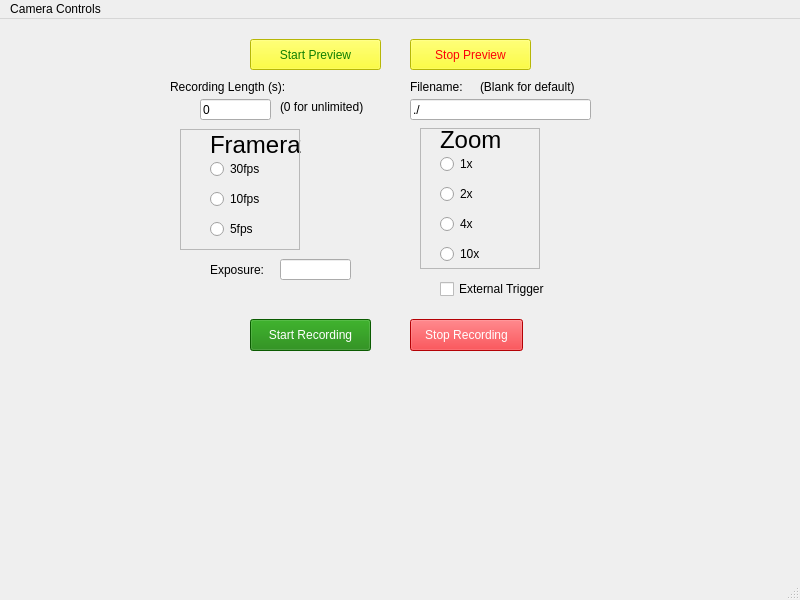
Above: UI/cam_gui.ui from neuroimlabpitt/Pupilometry-UI before the change. Below: the same form after it.
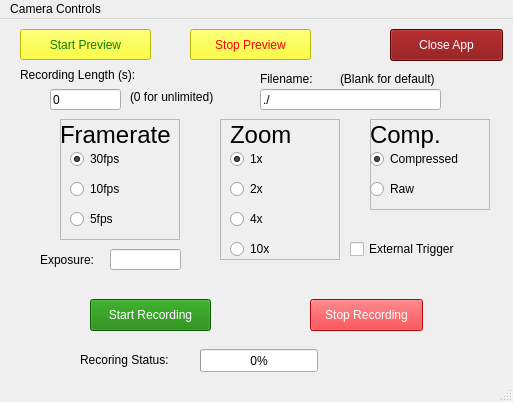
That is the form after the change.

Commit message: Make UI Nice

```diff
--- a/UI/cam_gui.ui
+++ b/UI/cam_gui.ui
@@ -6,8 +6,8 @@
    <rect>
     <x>0</x>
     <y>0</y>
-    <width>800</width>
-    <height>600</height>
+    <width>513</width>
+    <height>402</height>
    </rect>
   </property>
   <property name="windowTitle">
@@ -17,8 +17,8 @@
    <widget class="QPushButton" name="StartPrev">
     <property name="geometry">
      <rect>
-      <x>250</x>
-      <y>20</y>
+      <x>20</x>
+      <y>10</y>
       <width>131</width>
       <height>31</height>
      </rect>
@@ -34,8 +34,8 @@
    <widget class="QPushButton" name="StopPrev">
     <property name="geometry">
      <rect>
-      <x>410</x>
-      <y>20</y>
+      <x>190</x>
+      <y>10</y>
       <width>121</width>
       <height>31</height>
      </rect>
@@ -51,8 +51,8 @@
    <widget class="QLineEdit" name="RecordingTime">
     <property name="geometry">
      <rect>
-      <x>200</x>
-      <y>80</y>
+      <x>50</x>
+      <y>70</y>
       <width>71</width>
       <height>21</height>
      </rect>
@@ -64,10 +64,10 @@
    <widget class="QLabel" name="label">
     <property name="geometry">
      <rect>
-      <x>170</x>
-      <y>60</y>
+      <x>20</x>
+      <y>45</y>
       <width>141</width>
-      <height>16</height>
+      <height>21</height>
      </rect>
     </property>
     <property name="text">
@@ -77,9 +77,9 @@
    <widget class="QLabel" name="label_2">
     <property name="geometry">
      <rect>
-      <x>280</x>
-      <y>80</y>
-      <width>101</width>
+      <x>130</x>
+      <y>70</y>
+      <width>131</width>
       <height>16</height>
      </rect>
     </property>
@@ -90,8 +90,8 @@
    <widget class="QLineEdit" name="FName">
     <property name="geometry">
      <rect>
-      <x>410</x>
-      <y>80</y>
+      <x>260</x>
+      <y>70</y>
       <width>181</width>
       <height>21</height>
      </rect>
@@ -103,10 +103,10 @@
    <widget class="QLabel" name="label_3">
     <property name="geometry">
      <rect>
-      <x>410</x>
-      <y>60</y>
-      <width>61</width>
-      <height>16</height>
+      <x>260</x>
+      <y>50</y>
+      <width>71</width>
+      <height>20</height>
      </rect>
     </property>
     <property name="text">
@@ -116,149 +116,22 @@
    <widget class="QLabel" name="label_4">
     <property name="geometry">
      <rect>
-      <x>480</x>
-      <y>60</y>
-      <width>111</width>
-      <height>16</height>
+      <x>340</x>
+      <y>50</y>
+      <width>151</width>
+      <height>20</height>
      </rect>
     </property>
     <property name="text">
      <string>(Blank for default)</string>
     </property>
    </widget>
-   <widget class="QRadioButton" name="FR30">
-    <property name="geometry">
-     <rect>
-      <x>210</x>
-      <y>140</y>
-      <width>100</width>
-      <height>20</height>
-     </rect>
-    </property>
-    <property name="text">
-     <string>30fps</string>
-    </property>
-   </widget>
-   <widget class="QRadioButton" name="FR10">
-    <property name="geometry">
-     <rect>
-      <x>210</x>
-      <y>170</y>
-      <width>100</width>
-      <height>20</height>
-     </rect>
-    </property>
-    <property name="text">
-     <string>10fps</string>
-    </property>
-   </widget>
-   <widget class="QRadioButton" name="FR5">
-    <property name="geometry">
-     <rect>
-      <x>210</x>
-      <y>200</y>
-      <width>100</width>
-      <height>20</height>
-     </rect>
-    </property>
-    <property name="text">
-     <string>5fps</string>
-    </property>
-   </widget>
-   <widget class="QRadioButton" name="ZOOM1x">
-    <property name="geometry">
-     <rect>
-      <x>440</x>
-      <y>135</y>
-      <width>100</width>
-      <height>20</height>
-     </rect>
-    </property>
-    <property name="text">
-     <string>1x</string>
-    </property>
-   </widget>
-   <widget class="QRadioButton" name="ZOOM2x">
-    <property name="geometry">
-     <rect>
-      <x>440</x>
-      <y>165</y>
-      <width>100</width>
-      <height>20</height>
-     </rect>
-    </property>
-    <property name="text">
-     <string>2x</string>
-    </property>
-   </widget>
-   <widget class="QRadioButton" name="ZOOM4x">
-    <property name="geometry">
-     <rect>
-      <x>440</x>
-      <y>195</y>
-      <width>100</width>
-      <height>20</height>
-     </rect>
-    </property>
-    <property name="text">
-     <string>4x</string>
-    </property>
-   </widget>
-   <widget class="QRadioButton" name="ZOOM10x">
-    <property name="geometry">
-     <rect>
-      <x>440</x>
-      <y>225</y>
-      <width>100</width>
-      <height>20</height>
-     </rect>
-    </property>
-    <property name="text">
-     <string>10x</string>
-    </property>
-   </widget>
-   <widget class="QLabel" name="label_5">
-    <property name="geometry">
-     <rect>
-      <x>440</x>
-      <y>110</y>
-      <width>60</width>
-      <height>21</height>
-     </rect>
-    </property>
-    <property name="font">
-     <font>
-      <pointsize>18</pointsize>
-     </font>
-    </property>
-    <property name="text">
-     <string>Zoom</string>
-    </property>
-   </widget>
-   <widget class="QLabel" name="label_6">
-    <property name="geometry">
-     <rect>
-      <x>210</x>
-      <y>110</y>
-      <width>91</width>
-      <height>31</height>
-     </rect>
-    </property>
-    <property name="font">
-     <font>
-      <pointsize>18</pointsize>
-     </font>
-    </property>
-    <property name="text">
-     <string>Framerate</string>
-    </property>
-   </widget>
    <widget class="QCheckBox" name="TriggerCheck">
     <property name="geometry">
      <rect>
-      <x>440</x>
-      <y>260</y>
-      <width>121</width>
+      <x>350</x>
+      <y>220</y>
+      <width>141</width>
       <height>20</height>
      </rect>
     </property>
@@ -269,8 +142,8 @@
    <widget class="QPushButton" name="StartRec">
     <property name="geometry">
      <rect>
-      <x>250</x>
-      <y>300</y>
+      <x>90</x>
+      <y>280</y>
       <width>121</width>
       <height>32</height>
      </rect>
@@ -286,8 +159,8 @@
    <widget class="QPushButton" name="StopRec">
     <property name="geometry">
      <rect>
-      <x>410</x>
-      <y>300</y>
+      <x>310</x>
+      <y>280</y>
       <width>113</width>
       <height>32</height>
      </rect>
@@ -303,8 +176,8 @@
    <widget class="QLineEdit" name="Exposure">
     <property name="geometry">
      <rect>
-      <x>280</x>
-      <y>240</y>
+      <x>110</x>
+      <y>230</y>
       <width>71</width>
       <height>21</height>
      </rect>
@@ -313,8 +186,8 @@
    <widget class="QLabel" name="label_7">
     <property name="geometry">
      <rect>
-      <x>210</x>
-      <y>240</y>
+      <x>40</x>
+      <y>230</y>
       <width>81</width>
       <height>21</height>
      </rect>
@@ -326,8 +199,8 @@
    <widget class="QFrame" name="FRFrame">
     <property name="geometry">
      <rect>
-      <x>180</x>
-      <y>110</y>
+      <x>60</x>
+      <y>100</y>
       <width>120</width>
       <height>121</height>
      </rect>
@@ -338,12 +211,72 @@
     <property name="frameShadow">
      <enum>QFrame::Raised</enum>
     </property>
+    <widget class="QRadioButton" name="FR5">
+     <property name="geometry">
+      <rect>
+       <x>10</x>
+       <y>90</y>
+       <width>100</width>
+       <height>20</height>
+      </rect>
+     </property>
+     <property name="text">
+      <string>5fps</string>
+     </property>
+    </widget>
+    <widget class="QRadioButton" name="FR10">
+     <property name="geometry">
+      <rect>
+       <x>10</x>
+       <y>60</y>
+       <width>100</width>
+       <height>20</height>
+      </rect>
+     </property>
+     <property name="text">
+      <string>10fps</string>
+     </property>
+    </widget>
+    <widget class="QRadioButton" name="FR30">
+     <property name="geometry">
+      <rect>
+       <x>10</x>
+       <y>30</y>
+       <width>100</width>
+       <height>20</height>
+      </rect>
+     </property>
+     <property name="text">
+      <string>30fps</string>
+     </property>
+     <property name="checked">
+      <bool>true</bool>
+     </property>
+    </widget>
+    <widget class="QLabel" name="label_6">
+     <property name="geometry">
+      <rect>
+       <x>0</x>
+       <y>0</y>
+       <width>111</width>
+       <height>31</height>
+      </rect>
+     </property>
+     <property name="font">
+      <font>
+       <pointsize>18</pointsize>
+      </font>
+     </property>
+     <property name="text">
+      <string>Framerate</string>
+     </property>
+    </widget>
    </widget>
    <widget class="QFrame" name="ZOOMFrame">
     <property name="geometry">
      <rect>
-      <x>420</x>
-      <y>109</y>
+      <x>220</x>
+      <y>100</y>
       <width>120</width>
       <height>141</height>
      </rect>
@@ -354,6 +287,185 @@
     <property name="frameShadow">
      <enum>QFrame::Raised</enum>
     </property>
+    <widget class="QRadioButton" name="ZOOM2x">
+     <property name="geometry">
+      <rect>
+       <x>10</x>
+       <y>60</y>
+       <width>100</width>
+       <height>20</height>
+      </rect>
+     </property>
+     <property name="text">
+      <string>2x</string>
+     </property>
+    </widget>
+    <widget class="QRadioButton" name="ZOOM1x">
+     <property name="geometry">
+      <rect>
+       <x>10</x>
+       <y>30</y>
+       <width>100</width>
+       <height>20</height>
+      </rect>
+     </property>
+     <property name="text">
+      <string>1x</string>
+     </property>
+     <property name="checked">
+      <bool>true</bool>
+     </property>
+    </widget>
+    <widget class="QLabel" name="label_5">
+     <property name="geometry">
+      <rect>
+       <x>10</x>
+       <y>5</y>
+       <width>101</width>
+       <height>21</height>
+      </rect>
+     </property>
+     <property name="font">
+      <font>
+       <pointsize>18</pointsize>
+      </font>
+     </property>
+     <property name="text">
+      <string>Zoom</string>
+     </property>
+    </widget>
+    <widget class="QRadioButton" name="ZOOM10x">
+     <property name="geometry">
+      <rect>
+       <x>10</x>
+       <y>120</y>
+       <width>100</width>
+       <height>20</height>
+      </rect>
+     </property>
+     <property name="text">
+      <string>10x</string>
+     </property>
+    </widget>
+    <widget class="QRadioButton" name="ZOOM4x">
+     <property name="geometry">
+      <rect>
+       <x>10</x>
+       <y>90</y>
+       <width>100</width>
+       <height>20</height>
+      </rect>
+     </property>
+     <property name="text">
+      <string>4x</string>
+     </property>
+    </widget>
+   </widget>
+   <widget class="QFrame" name="frame">
+    <property name="geometry">
+     <rect>
+      <x>370</x>
+      <y>100</y>
+      <width>120</width>
+      <height>91</height>
+     </rect>
+    </property>
+    <property name="frameShape">
+     <enum>QFrame::StyledPanel</enum>
+    </property>
+    <property name="frameShadow">
+     <enum>QFrame::Raised</enum>
+    </property>
+    <widget class="QLabel" name="label_8">
+     <property name="geometry">
+      <rect>
+       <x>0</x>
+       <y>0</y>
+       <width>111</width>
+       <height>31</height>
+      </rect>
+     </property>
+     <property name="font">
+      <font>
+       <pointsize>18</pointsize>
+      </font>
+     </property>
+     <property name="text">
+      <string>Comp.</string>
+     </property>
+    </widget>
+    <widget class="QRadioButton" name="CompRadio">
+     <property name="geometry">
+      <rect>
+       <x>0</x>
+       <y>30</y>
+       <width>121</width>
+       <height>20</height>
+      </rect>
+     </property>
+     <property name="text">
+      <string>Compressed</string>
+     </property>
+     <property name="checked">
+      <bool>true</bool>
+     </property>
+    </widget>
+    <widget class="QRadioButton" name="RawRadio">
+     <property name="geometry">
+      <rect>
+       <x>0</x>
+       <y>60</y>
+       <width>100</width>
+       <height>20</height>
+      </rect>
+     </property>
+     <property name="text">
+      <string>Raw</string>
+     </property>
+    </widget>
+   </widget>
+   <widget class="QPushButton" name="Exit">
+    <property name="geometry">
+     <rect>
+      <x>390</x>
+      <y>10</y>
+      <width>113</width>
+      <height>32</height>
+     </rect>
+    </property>
+    <property name="styleSheet">
+     <string notr="true">background-color: rgb(128, 0, 2);
+color: rgb(255, 255, 255);</string>
+    </property>
+    <property name="text">
+     <string>Close App</string>
+    </property>
+   </widget>
+   <widget class="QProgressBar" name="AcquireProgress">
+    <property name="geometry">
+     <rect>
+      <x>200</x>
+      <y>330</y>
+      <width>118</width>
+      <height>23</height>
+     </rect>
+    </property>
+    <property name="value">
+     <number>0</number>
+    </property>
+   </widget>
+   <widget class="QLabel" name="label_9">
+    <property name="geometry">
+     <rect>
+      <x>80</x>
+      <y>330</y>
+      <width>141</width>
+      <height>21</height>
+     </rect>
+    </property>
+    <property name="text">
+     <string>Recoring Status:</string>
+    </property>
    </widget>
   </widget>
   <widget class="QMenuBar" name="menubar">
@@ -361,8 +473,8 @@
     <rect>
      <x>0</x>
      <y>0</y>
-     <width>800</width>
-     <height>22</height>
+     <width>513</width>
+     <height>24</height>
     </rect>
    </property>
    <widget class="QMenu" name="menuCamera_Controls">
```
The commit also changes 1 other file.
